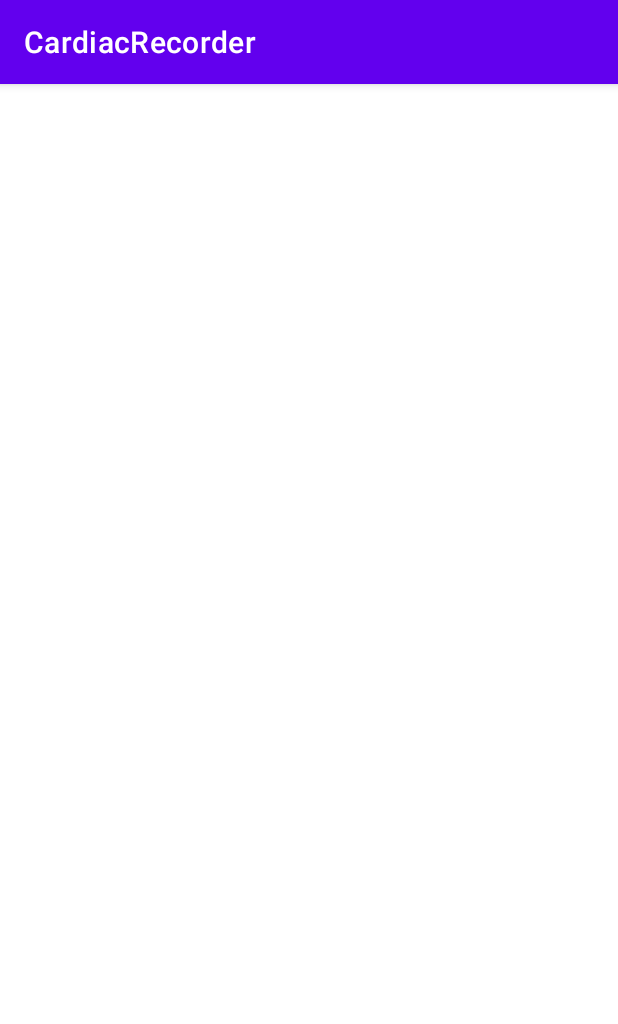
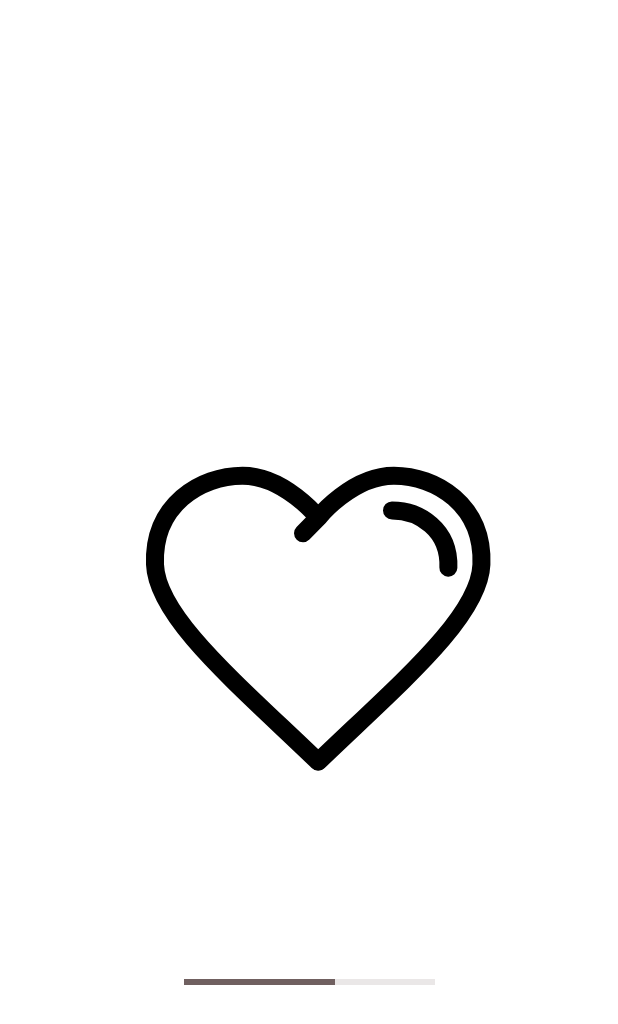
Before and after one commit to ZakariaHossain56/CardiacRecorder, an Android app: the SplashScreen screen opened directly, with no data from a screen before it, on a phone screen of 412 x 824 dp. Shown: the top 1024 px of the screen. Run offline under Robolectric (Android 15) with nearby library versions, the phone set to English and light mode, and no system bars.

Commit message:
splashscreen

```diff
--- a/app/src/main/java/com/example/cardiacrecorder/SplashScreen.java
+++ b/app/src/main/java/com/example/cardiacrecorder/SplashScreen.java
@@ -2,13 +2,59 @@ package com.example.cardiacrecorder;
 
 import androidx.appcompat.app.AppCompatActivity;
 
+import android.content.Intent;
 import android.os.Bundle;
+import android.view.WindowManager;
+import android.widget.ProgressBar;
 
 public class SplashScreen extends AppCompatActivity {
+
+
+    private ProgressBar progressBar;
 
     @Override
     protected void onCreate(Bundle savedInstanceState) {
         super.onCreate(savedInstanceState);
         setContentView(R.layout.activity_splash_screen);
+
+
+
+        //remove notification bar
+        getWindow().setFlags(WindowManager.LayoutParams.FLAG_FULLSCREEN,WindowManager.LayoutParams.FLAG_FULLSCREEN);
+
+        getSupportActionBar().hide();
+
+        progressBar= findViewById(R.id.progressBar);
+
+        Thread thread = new Thread (new Runnable() {
+            @Override
+            public void run() {
+                doWork();
+                Intent intent = new Intent(getApplicationContext(),MainActivity.class);
+                startActivity(intent);
+                finish();
+            }
+        }
+        );
+        thread.start();
+    }
+
+    public void doWork()
+    {
+        int progress;
+        for(progress =20; progress <=100; progress = progress +20)
+        {
+            try
+            {
+                progressBar.setProgress(progress);
+                Thread.sleep(1000);
+
+
+            }catch (InterruptedException e)
+            {
+                e.printStackTrace();
+            }
+        }
+
     }
 }
--- a/app/src/main/res/layout/activity_splash_screen.xml
+++ b/app/src/main/res/layout/activity_splash_screen.xml
@@ -4,6 +4,32 @@
     xmlns:tools="http://schemas.android.com/tools"
     android:layout_width="match_parent"
     android:layout_height="match_parent"
+    android:background="@color/white"
     tools:context=".SplashScreen">
 
+
+    <ProgressBar
+        android:id="@+id/progressBar"
+        style="?android:attr/progressBarStyleHorizontal"
+        android:layout_width="167dp"
+        android:layout_height="38dp"
+        android:progressBackgroundTint="#AEA4A4"
+        android:progressTint="#706060"
+        app:layout_constraintBottom_toBottomOf="parent"
+        app:layout_constraintEnd_toEndOf="parent"
+        app:layout_constraintStart_toStartOf="parent"
+        app:layout_constraintTop_toTopOf="parent"
+        app:layout_constraintVertical_bias="0.809" />
+
+    <com.airbnb.lottie.LottieAnimationView
+        android:layout_width="wrap_content"
+        android:layout_height="300dp"
+        app:layout_constraintBottom_toBottomOf="parent"
+        app:layout_constraintEnd_toEndOf="parent"
+        app:layout_constraintStart_toStartOf="parent"
+        app:layout_constraintTop_toTopOf="parent"
+        app:lottie_autoPlay="true"
+        app:lottie_loop="true"
+        app:lottie_rawRes="@raw/heartblack" />
+
 </androidx.constraintlayout.widget.ConstraintLayout>
```
